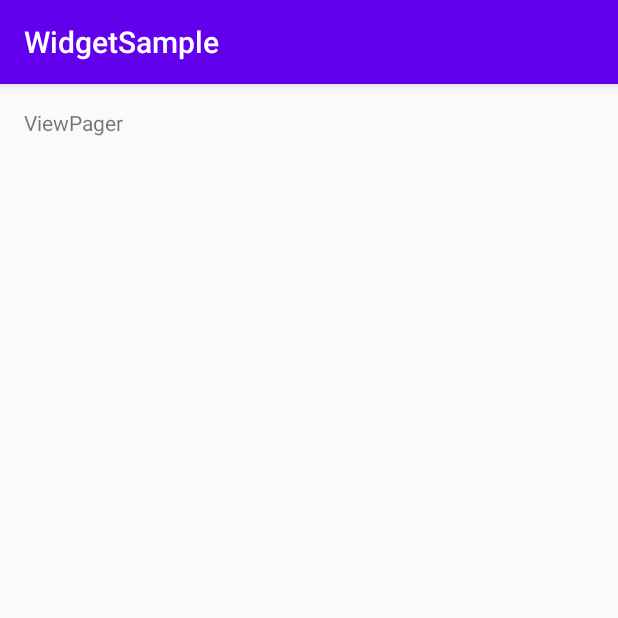
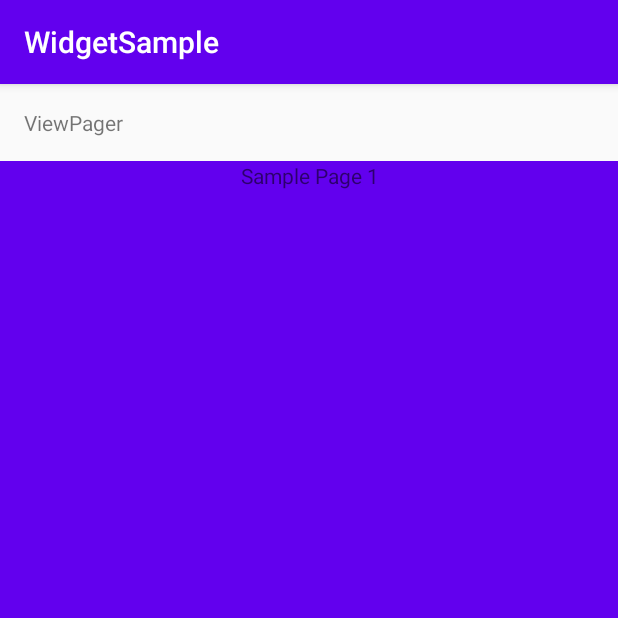
Before and after one commit to adventam10/WidgetSample, an Android app: the ViewPagerActivity screen opened directly, with no data from a screen before it, on a phone screen of 412 x 824 dp, the top half of it. Run offline under Robolectric (Android 15) with nearby library versions, the phone set to English and light mode, and no system bars.

Commit message:
Add ViewPager

```diff
--- a/WidgetSample/app/src/main/AndroidManifest.xml
+++ b/WidgetSample/app/src/main/AndroidManifest.xml
@@ -11,7 +11,6 @@
         android:roundIcon="@mipmap/ic_launcher_round"
         android:supportsRtl="true"
         android:theme="@style/AppTheme">
-        <activity android:name=".GoogleActivity"></activity>
         <activity android:name=".ViewPagerActivity" />
         <activity android:name=".RecyclerViewActivity" />
         <activity android:name=".ContainerActivity" />
--- a/WidgetSample/app/src/main/java/com/example/widgetsample/MainActivity.kt
+++ b/WidgetSample/app/src/main/java/com/example/widgetsample/MainActivity.kt
@@ -19,7 +19,7 @@ class MainActivity : AppCompatActivity() {
         val listView = findViewById<ListView>(R.id.list)
         val list = listOf("Texts", "EditTexts", "Buttons", "WebView", "VideoView", "CalendarView",
             "Widgets", "ContainerSpecialTags", "Containers", "RecyclerView", "ViewPager")
-        val adapter = ArrayAdapter<String>(this, android.R.layout.simple_list_item_1, list)
+        val adapter = ArrayAdapter(this, android.R.layout.simple_list_item_1, list)
         listView.adapter = adapter
 
         listView.setOnItemClickListener { _, _, position, _ ->
--- a/WidgetSample/app/src/main/java/com/example/widgetsample/SampleFragment.kt
+++ b/WidgetSample/app/src/main/java/com/example/widgetsample/SampleFragment.kt
@@ -5,11 +5,12 @@ import androidx.fragment.app.Fragment
 import android.view.LayoutInflater
 import android.view.View
 import android.view.ViewGroup
+import android.widget.FrameLayout
+import android.widget.TextView
+import androidx.annotation.ColorRes
 
-// TODO: Rename parameter arguments, choose names that match
-// the fragment initialization parameters, e.g. ARG_ITEM_NUMBER
-private const val ARG_PARAM1 = "param1"
-private const val ARG_PARAM2 = "param2"
+private const val ARG_RES_ID = "resId"
+private const val ARG_SAMPLE_TEXT = "sampleText"
 
 /**
  * A simple [Fragment] subclass.
@@ -17,15 +18,14 @@ private const val ARG_PARAM2 = "param2"
  * create an instance of this fragment.
  */
 class SampleFragment : Fragment() {
-    // TODO: Rename and change types of parameters
-    private var param1: String? = null
-    private var param2: String? = null
+    private var resId: Int? = null
+    private var sampleText: String? = null
 
     override fun onCreate(savedInstanceState: Bundle?) {
         super.onCreate(savedInstanceState)
         arguments?.let {
-            param1 = it.getString(ARG_PARAM1)
-            param2 = it.getString(ARG_PARAM2)
+            resId = it.getInt(ARG_RES_ID)
+            sampleText = it.getString(ARG_SAMPLE_TEXT)
         }
     }
 
@@ -34,25 +34,25 @@ class SampleFragment : Fragment() {
         savedInstanceState: Bundle?
     ): View? {
         // Inflate the layout for this fragment
-        return inflater.inflate(R.layout.fragment_sample, container, false)
+        val view = inflater.inflate(R.layout.fragment_sample, container, false)
+        if (resId != null) {
+            val layout = view.findViewById<FrameLayout>(R.id.main_layout)
+            layout.setBackgroundResource(resId!!)
+        }
+        if (sampleText != null) {
+            val text = view.findViewById<TextView>(R.id.sample_text)
+            text.text = sampleText
+        }
+        return view
     }
 
     companion object {
-        /**
-         * Use this factory method to create a new instance of
-         * this fragment using the provided parameters.
-         *
-         * @param param1 Parameter 1.
-         * @param param2 Parameter 2.
-         * @return A new instance of fragment SampleFragment.
-         */
-        // TODO: Rename and change types and number of parameters
         @JvmStatic
-        fun newInstance(param1: String, param2: String) =
+        fun newInstance(@ColorRes resId: Int, sampleText: String) =
             SampleFragment().apply {
                 arguments = Bundle().apply {
-                    putString(ARG_PARAM1, param1)
-                    putString(ARG_PARAM2, param2)
+                    putInt(ARG_RES_ID, resId)
+                    putString(ARG_SAMPLE_TEXT, sampleText)
                 }
             }
     }
--- /dev/null
+++ b/WidgetSample/app/src/main/java/com/example/widgetsample/SampleFragmentPagerAdapter.kt
@@ -0,0 +1,16 @@
+package com.example.widgetsample
+
+import androidx.fragment.app.FragmentManager
+import androidx.fragment.app.FragmentStatePagerAdapter
+
+class SampleFragmentPagerAdapter(fm: FragmentManager) : FragmentStatePagerAdapter(fm, BEHAVIOR_RESUME_ONLY_CURRENT_FRAGMENT) {
+    override fun getCount() = 3
+
+    override fun getItem(position: Int) =
+        when (position) {
+            0 -> SampleFragment.newInstance(R.color.colorPrimary, "Sample Page 1")
+            1 -> SampleFragment.newInstance(R.color.colorAccent, "Sample Page 2")
+            2 -> SampleFragment.newInstance(R.color.colorPrimaryDark, "Sample Page 3")
+            else -> SampleFragment.newInstance(R.color.colorPrimary, "Sample Page 1")
+        }
+}
--- a/WidgetSample/app/src/main/java/com/example/widgetsample/SpecialTagActivity.kt
+++ b/WidgetSample/app/src/main/java/com/example/widgetsample/SpecialTagActivity.kt
@@ -2,7 +2,6 @@ package com.example.widgetsample
 
 import androidx.appcompat.app.AppCompatActivity
 import android.os.Bundle
-import android.view.View
 import android.view.ViewStub
 
 class SpecialTagActivity : AppCompatActivity() {
--- a/WidgetSample/app/src/main/java/com/example/widgetsample/ViewPagerActivity.kt
+++ b/WidgetSample/app/src/main/java/com/example/widgetsample/ViewPagerActivity.kt
@@ -1,12 +1,18 @@
 package com.example.widgetsample
 
+import android.os.Bundle
 import androidx.appcompat.app.AppCompatActivity
-import android.os.Bundle
+import androidx.viewpager.widget.ViewPager
+
 
 class ViewPagerActivity : AppCompatActivity() {
 
     override fun onCreate(savedInstanceState: Bundle?) {
         super.onCreate(savedInstanceState)
         setContentView(R.layout.activity_view_pager)
+
+        val viewPager = findViewById<ViewPager>(R.id.pager)
+        val adapter = SampleFragmentPagerAdapter(supportFragmentManager)
+        viewPager.adapter = adapter
     }
 }
--- a/WidgetSample/app/src/main/java/com/example/widgetsample/WebViewActivity.kt
+++ b/WidgetSample/app/src/main/java/com/example/widgetsample/WebViewActivity.kt
@@ -11,6 +11,6 @@ class WebViewActivity : AppCompatActivity() {
         setContentView(R.layout.activity_web_view)
 
         val webView = findViewById<WebView>(R.id.web)
-        webView.loadUrl("https://www.am10.blog/?p=85");
+        webView.loadUrl("https://www.am10.blog/?p=85")
     }
 }
--- a/WidgetSample/app/src/main/res/layout/fragment_sample.xml
+++ b/WidgetSample/app/src/main/res/layout/fragment_sample.xml
@@ -3,9 +3,11 @@
     xmlns:tools="http://schemas.android.com/tools"
     android:layout_width="match_parent"
     android:layout_height="match_parent"
-    tools:context=".SampleFragment">
+    tools:context=".SampleFragment"
+    android:id="@+id/main_layout">
 
     <TextView
+        android:id="@+id/sample_text"
         android:layout_width="match_parent"
         android:layout_height="match_parent"
         android:gravity="center_horizontal"
```
